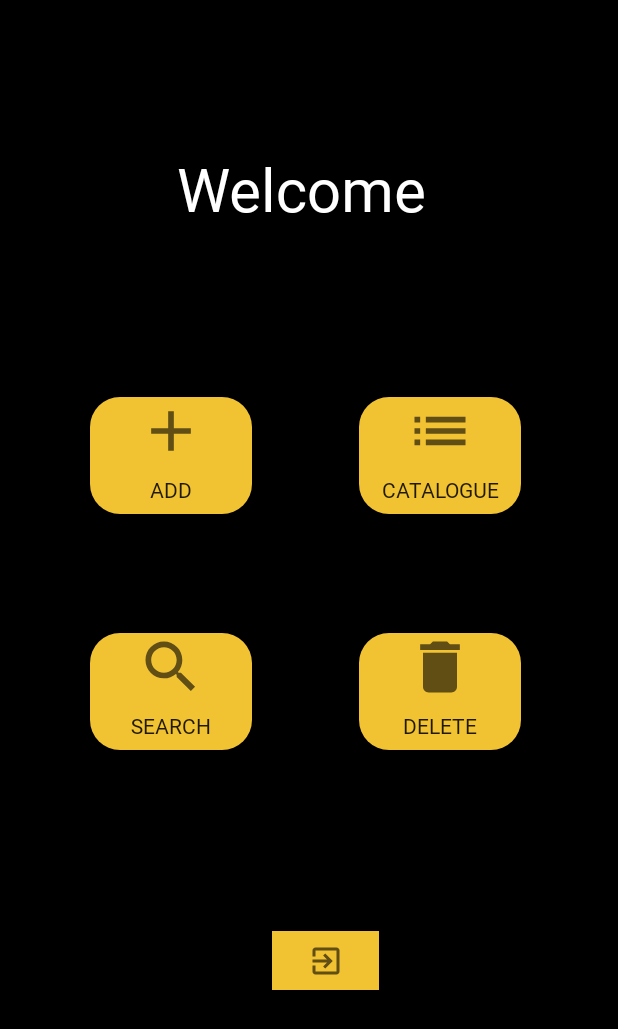
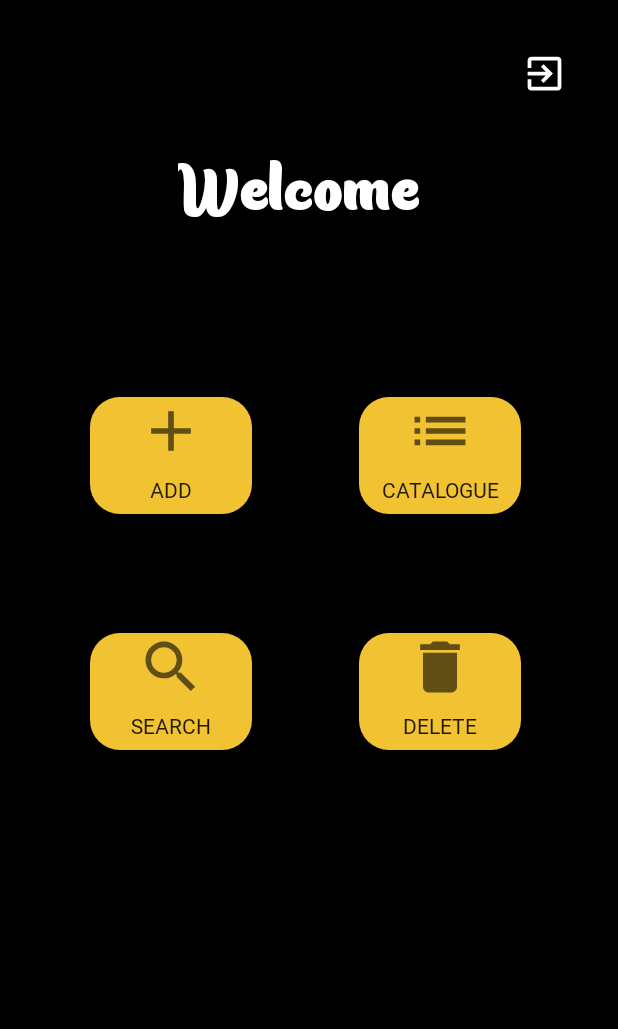
Before and after one commit to sandeepjacob-20/Libra, an Android app: the MainMenu screen opened directly, with no data from a screen before it, on a phone screen of 412 x 824 dp. Shown: the top 1029 px of the screen. Run offline under Robolectric (Android 15) with nearby library versions, the light colour scheme and no system bars.

Commit message:
beta commit : changed System fonts

```diff
--- a/app/build.gradle
+++ b/app/build.gradle
@@ -9,8 +9,8 @@ android {
         applicationId "com.example.libra"
         minSdk 21
         targetSdk 31
-        versionCode 2
-        versionName "2.0"
+        versionCode 3
+        versionName "3.0"
 
         testInstrumentationRunner "androidx.test.runner.AndroidJUnitRunner"
     }
--- a/app/src/main/java/com/example/libra/MainActivity.java
+++ b/app/src/main/java/com/example/libra/MainActivity.java
@@ -46,5 +46,6 @@ public class MainActivity extends AppCompatActivity {
                 startActivity(intent);
             }
         });
+
     }
 }
--- a/app/src/main/java/com/example/libra/MainMenu.java
+++ b/app/src/main/java/com/example/libra/MainMenu.java
@@ -54,9 +54,7 @@ public class MainMenu extends AppCompatActivity {
         exit.setOnClickListener(new View.OnClickListener() {
             @Override
             public void onClick(View v) {
-                moveTaskToBack(true);
-                android.os.Process.killProcess(android.os.Process.myPid());
-                System.exit(1);
+                finish();
             }
         });
     }
--- a/app/src/main/res/drawable/ic_baseline_exit_to_app_24.xml
+++ b/app/src/main/res/drawable/ic_baseline_exit_to_app_24.xml
@@ -1,10 +1,10 @@
 <vector xmlns:android="http://schemas.android.com/apk/res/android"
-    android:width="24dp"
-    android:height="24dp"
+    android:width="30dp"
+    android:height="30dp"
     android:viewportWidth="24"
     android:viewportHeight="24"
-    android:tint="?attr/colorControlNormal">
+    android:tint="@color/white">
   <path
-      android:fillColor="@android:color/white"
+      android:fillColor="@color/white"
       android:pathData="M10.09,15.59L11.5,17l5,-5 -5,-5 -1.41,1.41L12.67,11H3v2h9.67l-2.58,2.59zM19,3H5c-1.11,0 -2,0.9 -2,2v4h2V5h14v14H5v-4H3v4c0,1.1 0.89,2 2,2h14c1.1,0 2,-0.9 2,-2V5c0,-1.1 -0.9,-2 -2,-2z"/>
 </vector>
--- a/app/src/main/res/layout/activity_delete.xml
+++ b/app/src/main/res/layout/activity_delete.xml
@@ -11,6 +11,7 @@
         android:id="@+id/textView4"
         android:layout_width="146dp"
         android:layout_height="51dp"
+        android:fontFamily="@font/mouse"
         android:text="Delete"
         android:textColor="@color/white"
         app:autoSizeTextType="uniform"
@@ -38,6 +39,7 @@
         android:id="@+id/textView5"
         android:layout_width="106dp"
         android:layout_height="36dp"
+        android:fontFamily="monospace"
         android:text="Book ID : "
         android:textColor="@color/white"
         app:autoSizeTextType="uniform"
@@ -70,6 +72,7 @@
         android:layout_height="35dp"
         android:background="@drawable/rounded_bg"
         android:drawableLeft="@drawable/ic_baseline_check_24"
+        android:fontFamily="@font/mouse"
         android:paddingLeft="5dp"
         android:text="Delete"
         app:layout_constraintBottom_toBottomOf="parent"
@@ -85,6 +88,7 @@
         android:layout_height="36dp"
         android:background="@drawable/rounded_bg"
         android:drawableLeft="@drawable/ic_baseline_cancel_24"
+        android:fontFamily="@font/mouse"
         android:paddingLeft="5dp"
         android:text="Cancel"
         app:layout_constraintBottom_toBottomOf="parent"
--- a/app/src/main/res/layout/activity_main_menu.xml
+++ b/app/src/main/res/layout/activity_main_menu.xml
@@ -33,7 +33,6 @@
         app:autoSizeTextType="uniform"
         app:layout_constraintBottom_toBottomOf="parent"
         app:layout_constraintEnd_toEndOf="parent"
-        app:layout_constraintHorizontal_bias="0.498"
         app:layout_constraintStart_toStartOf="parent"
         app:layout_constraintTop_toTopOf="parent"
         app:layout_constraintVertical_bias="0.128" />
@@ -85,15 +84,15 @@
 
     <ImageButton
         android:id="@+id/back"
-        android:layout_width="71dp"
-        android:layout_height="39dp"
-        android:background="@color/yellow"
+        android:layout_width="65dp"
+        android:layout_height="36dp"
+        android:backgroundTint="@color/black"
         app:layout_constraintBottom_toBottomOf="parent"
         app:layout_constraintEnd_toEndOf="parent"
-        app:layout_constraintHorizontal_bias="0.532"
+        app:layout_constraintHorizontal_bias="0.952"
         app:layout_constraintStart_toStartOf="parent"
         app:layout_constraintTop_toTopOf="parent"
-        app:layout_constraintVertical_bias="0.791"
+        app:layout_constraintVertical_bias="0.039"
         app:srcCompat="@drawable/ic_baseline_exit_to_app_24"
         tools:ignore="TouchTargetSizeCheck" />
 
--- a/app/src/main/res/layout/activity_search.xml
+++ b/app/src/main/res/layout/activity_search.xml
@@ -11,6 +11,7 @@
         android:id="@+id/textView4"
         android:layout_width="146dp"
         android:layout_height="51dp"
+        android:fontFamily="@font/mouse"
         android:text="Search"
         android:textColor="@color/white"
         app:autoSizeTextType="uniform"
@@ -38,6 +39,7 @@
         android:id="@+id/textView5"
         android:layout_width="106dp"
         android:layout_height="36dp"
+        android:fontFamily="monospace"
         android:text="Book Name : "
         android:textColor="@color/white"
         app:autoSizeTextType="uniform"
@@ -69,6 +71,7 @@
         android:layout_width="90dp"
         android:layout_height="37dp"
         android:background="@drawable/rounded_bg"
+        android:fontFamily="@font/mouse"
         android:text="Submit"
         app:layout_constraintBottom_toBottomOf="parent"
         app:layout_constraintEnd_toEndOf="parent"
--- a/app/src/main/res/layout/activity_signup.xml
+++ b/app/src/main/res/layout/activity_signup.xml
@@ -11,6 +11,7 @@
         android:id="@+id/textView6"
         android:layout_width="137dp"
         android:layout_height="56dp"
+        android:fontFamily="@font/mouse"
         android:text="Sign Up"
         android:textColor="@color/white"
         app:autoSizeTextType="uniform"
@@ -108,8 +109,9 @@
         android:id="@+id/sign_up"
         android:layout_width="wrap_content"
         android:layout_height="wrap_content"
+        android:background="@drawable/rounded_bg"
+        android:fontFamily="@font/mouse"
         android:text="Sign Up"
-        android:background="@drawable/rounded_bg"
         app:layout_constraintBottom_toBottomOf="parent"
         app:layout_constraintEnd_toEndOf="parent"
         app:layout_constraintHorizontal_bias="0.498"
--- a/app/src/main/res/layout/activity_view.xml
+++ b/app/src/main/res/layout/activity_view.xml
@@ -11,6 +11,7 @@
         android:id="@+id/textView3"
         android:layout_width="146dp"
         android:layout_height="51dp"
+        android:fontFamily="@font/mouse"
         android:text="Book List"
         android:textColor="@color/white"
         app:autoSizeTextType="uniform"
```
Also changed, not shown: app/src/main/res/layout/activity_add.xml (+10 -4 lines), app/src/main/res/layout/recycler_row.xml (+16 -8 lines), app/src/main/res/font/breadley.ttf (added), app/src/main/res/font/cardives.ttf (added), app/src/main/res/font/dancing.ttf (added), app/src/main/res/font/harper.ttf (added).
